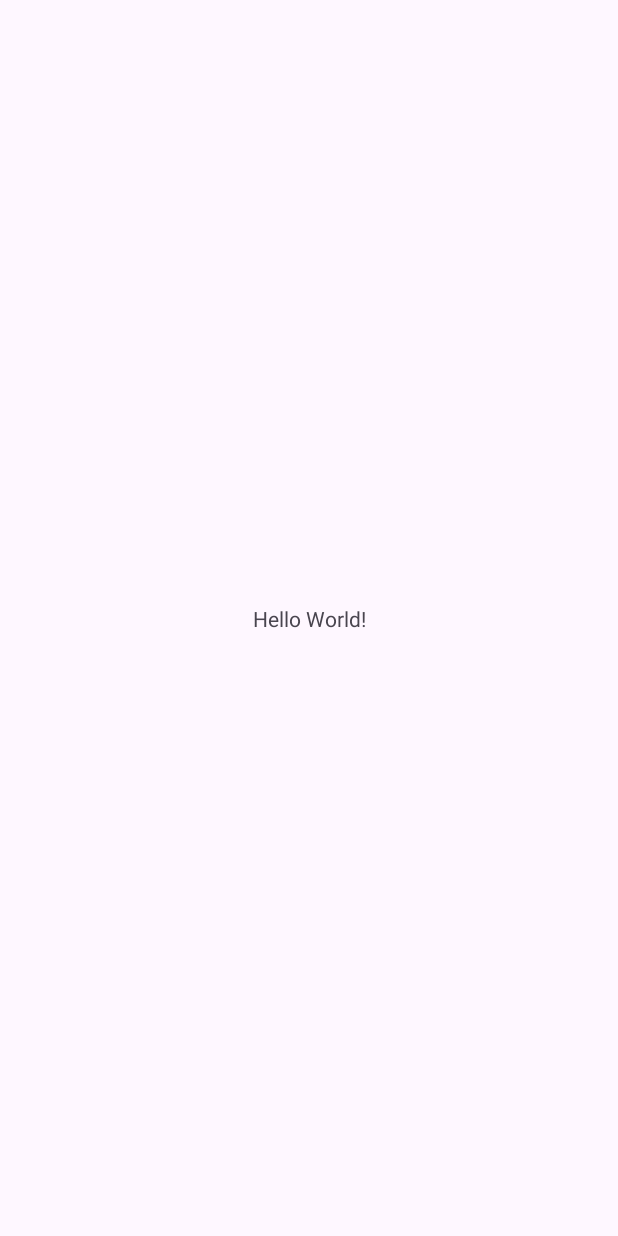
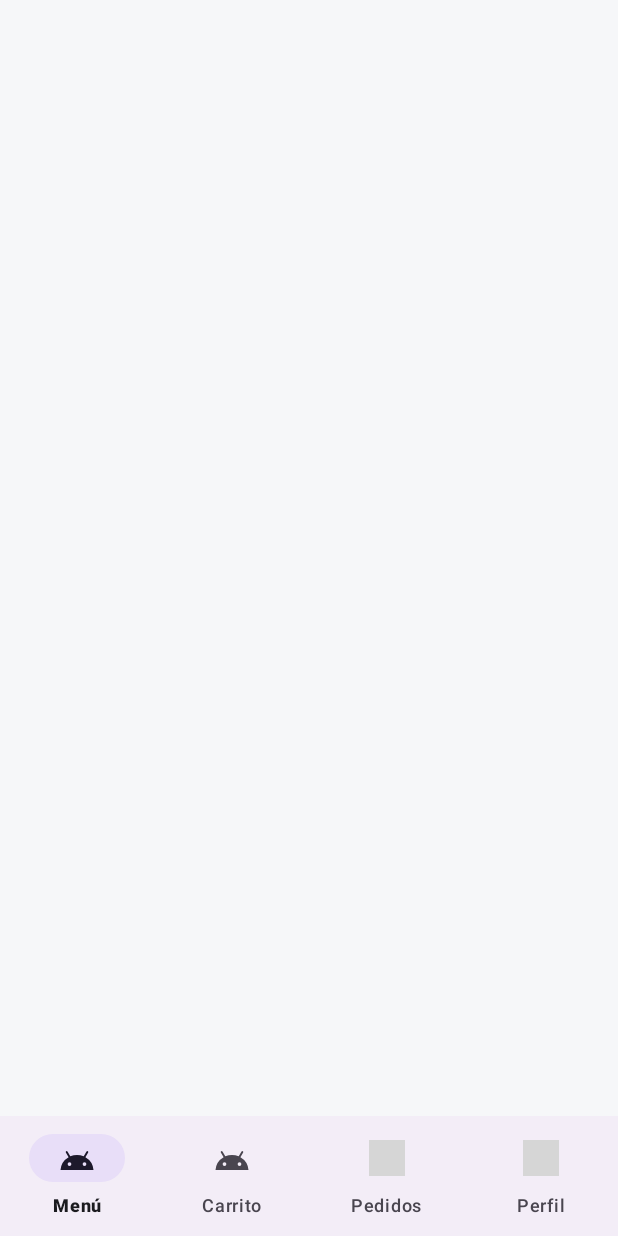
Before and after one commit to VladyThrash/App_Android_Comedor_Universitario_UV, an Android app: the screen it shows after launch (MainActivity), on a phone screen of 412 x 824 dp. Before the commit the screen is almost empty. Run offline under Robolectric (Android 15) with nearby library versions, the phone set to English and light mode, and no system bars; grey boxes are pictures that could not be loaded.

Commit message:
feat(ui): agregar vistas base de login, menu y navegacion inferior

```diff
--- a/app/build.gradle.kts
+++ b/app/build.gradle.kts
@@ -6,6 +6,9 @@ android {
     namespace = "com.example.comedor_universitario_uv"
     compileSdk {
         version = release(37)
+        buildFeatures {
+            viewBinding = true
+        }
     }
 
     defaultConfig {
@@ -40,4 +43,7 @@ dependencies {
     testImplementation(libs.junit)
     androidTestImplementation(libs.androidx.espresso.core)
     androidTestImplementation(libs.androidx.junit)
+    implementation("androidx.recyclerview:recyclerview:1.3.2")
+    implementation("androidx.navigation:navigation-fragment-ktx:2.7.7")
+    implementation("androidx.navigation:navigation-ui-ktx:2.7.7")
 }
--- /dev/null
+++ b/app/src/main/res/drawable/ic_carrito.xml
@@ -0,0 +1,20 @@
+<!--
+  ~ Copyright (C) 2026 The Android Open Source Project
+  ~
+  ~ Licensed under the Apache License, Version 2.0 (the "License");
+  ~ you may not use this file except in compliance with the License.
+  ~ You may obtain a copy of the License at
+  ~
+  ~      http://www.apache.org/licenses/LICENSE-2.0
+  ~
+  ~ Unless required by applicable law or agreed to in writing, software
+  ~ distributed under the License is distributed on an "AS IS" BASIS,
+  ~ WITHOUT WARRANTIES OR CONDITIONS OF ANY KIND, either express or implied.
+  ~ See the License for the specific language governing permissions and
+  ~ limitations under the License.
+  -->
+<vector xmlns:android="http://schemas.android.com/apk/res/android" android:height="24dp" android:tint="#000000" android:viewportHeight="24" android:viewportWidth="24" android:width="24dp">
+
+    <path android:fillColor="#FF000000" android:pathData="M17.6,11.48 L19.44,8.3a0.63,0.63 0,0 0,-1.09 -0.63l-1.88,3.24a11.43,11.43 0,0 0,-8.94 0L5.65,7.67a0.63,0.63 0,0 0,-1.09 0.63L6.4,11.48A10.81,10.81 0,0 0,1 20L23,20A10.81,10.81 0,0 0,17.6 11.48ZM7,17.25A1.25,1.25 0,1 1,8.25 16,1.25 1.25,0 0,1 7,17.25ZM17,17.25A1.25,1.25 0,1 1,18.25 16,1.25 1.25,0 0,1 17,17.25Z"/>
+
+</vector>
--- /dev/null
+++ b/app/src/main/res/drawable/ic_menu_comida.xml
@@ -0,0 +1,20 @@
+<!--
+  ~ Copyright (C) 2026 The Android Open Source Project
+  ~
+  ~ Licensed under the Apache License, Version 2.0 (the "License");
+  ~ you may not use this file except in compliance with the License.
+  ~ You may obtain a copy of the License at
+  ~
+  ~      http://www.apache.org/licenses/LICENSE-2.0
+  ~
+  ~ Unless required by applicable law or agreed to in writing, software
+  ~ distributed under the License is distributed on an "AS IS" BASIS,
+  ~ WITHOUT WARRANTIES OR CONDITIONS OF ANY KIND, either express or implied.
+  ~ See the License for the specific language governing permissions and
+  ~ limitations under the License.
+  -->
+<vector xmlns:android="http://schemas.android.com/apk/res/android" android:height="24dp" android:tint="#000000" android:viewportHeight="24" android:viewportWidth="24" android:width="24dp">
+
+    <path android:fillColor="#FF000000" android:pathData="M17.6,11.48 L19.44,8.3a0.63,0.63 0,0 0,-1.09 -0.63l-1.88,3.24a11.43,11.43 0,0 0,-8.94 0L5.65,7.67a0.63,0.63 0,0 0,-1.09 0.63L6.4,11.48A10.81,10.81 0,0 0,1 20L23,20A10.81,10.81 0,0 0,17.6 11.48ZM7,17.25A1.25,1.25 0,1 1,8.25 16,1.25 1.25,0 0,1 7,17.25ZM17,17.25A1.25,1.25 0,1 1,18.25 16,1.25 1.25,0 0,1 17,17.25Z"/>
+
+</vector>
--- a/app/src/main/res/layout/activity_main.xml
+++ b/app/src/main/res/layout/activity_main.xml
@@ -1,19 +1,31 @@
 <?xml version="1.0" encoding="utf-8"?>
-<androidx.constraintlayout.widget.ConstraintLayout xmlns:android="http://schemas.android.com/apk/res/android"
+<androidx.constraintlayout.widget.ConstraintLayout
+    xmlns:android="http://schemas.android.com/apk/res/android"
     xmlns:app="http://schemas.android.com/apk/res-auto"
-    xmlns:tools="http://schemas.android.com/tools"
     android:id="@+id/main"
     android:layout_width="match_parent"
-    android:layout_height="match_parent"
-    tools:context=".MainActivity">
+    android:layout_height="match_parent">
 
-    <TextView
-        android:layout_width="wrap_content"
-        android:layout_height="wrap_content"
-        android:text="Hello World!"
-        app:layout_constraintBottom_toBottomOf="parent"
-        app:layout_constraintEnd_toEndOf="parent"
-        app:layout_constraintStart_toStartOf="parent"
-        app:layout_constraintTop_toTopOf="parent" />
+<!-- Agrega app:navGraph="@navigation/nav_graph" cuando exista el grafo de navegación -->
+<androidx.fragment.app.FragmentContainerView
+    android:id="@+id/navHostFragment"
+    android:name="androidx.navigation.fragment.NavHostFragment"
+    android:layout_width="0dp"
+    android:layout_height="0dp"
+    app:defaultNavHost="true"
+    app:layout_constraintBottom_toTopOf="@id/bottomNav"
+    app:layout_constraintEnd_toEndOf="parent"
+    app:layout_constraintStart_toStartOf="parent"
+    app:layout_constraintTop_toTopOf="parent" />
+
+<com.google.android.material.bottomnavigation.BottomNavigationView
+    android:id="@+id/bottomNav"
+    android:layout_width="0dp"
+    android:layout_height="wrap_content"
+    app:labelVisibilityMode="labeled"
+    app:layout_constraintBottom_toBottomOf="parent"
+    app:layout_constraintEnd_toEndOf="parent"
+    app:layout_constraintStart_toStartOf="parent"
+    app:menu="@menu/menu_bottom_nav" />
 
 </androidx.constraintlayout.widget.ConstraintLayout>
--- /dev/null
+++ b/app/src/main/res/menu/menu_bottom_nav.xml
@@ -0,0 +1,20 @@
+<?xml version="1.0" encoding="utf-8"?>
+<!-- Los id deben coincidir con los destinos del nav_graph para usar setupWithNavController -->
+<menu xmlns:android="http://schemas.android.com/apk/res/android">
+    <item
+        android:id="@+id/menuFragment"
+        android:icon="@drawable/ic_menu_comida"
+        android:title="@string/nav_menu" />
+    <item
+        android:id="@+id/carritoFragment"
+        android:icon="@drawable/ic_carrito"
+        android:title="@string/nav_carrito" />
+    <item
+        android:id="@+id/pedidosFragment"
+        android:icon="@drawable/ic_pedidos"
+        android:title="@string/nav_pedidos" />
+    <item
+        android:id="@+id/perfilFragment"
+        android:icon="@drawable/ic_perfil"
+        android:title="@string/nav_perfil" />
+</menu>
--- a/app/src/main/res/values/colors.xml
+++ b/app/src/main/res/values/colors.xml
@@ -1,5 +1,14 @@
 <?xml version="1.0" encoding="utf-8"?>
 <resources>
-    <color name="black">#FF000000</color>
-    <color name="white">#FFFFFFFF</color>
+    <!-- Paleta definida en la Fase 1 -->
+    <color name="uv_primary">#1F4E8C</color>
+    <color name="uv_on_primary">#FFFFFF</color>
+    <color name="uv_secondary">#F2A900</color>
+    <color name="uv_on_secondary">#1B1B1F</color>
+    <color name="uv_background">#F6F7F9</color>
+    <color name="uv_surface">#FFFFFF</color>
+    <color name="uv_text">#1B1B1F</color>
+    <color name="uv_text_secondary">#5F6368</color>
+    <color name="uv_success">#2E7D32</color>
+    <color name="uv_error">#B3261E</color>
 </resources>
--- a/app/src/main/res/values/themes.xml
+++ b/app/src/main/res/values/themes.xml
@@ -1,8 +1,16 @@
 <resources xmlns:tools="http://schemas.android.com/tools">
     <!-- Base application theme. -->
     <style name="Base.Theme.Comedor_Universitario_UV" parent="Theme.Material3.DayNight.NoActionBar">
-        <!-- Customize your light theme here. -->
-        <!-- <item name="colorPrimary">@color/my_light_primary</item> -->
+        <item name="colorPrimary">@color/uv_primary</item>
+        <item name="colorOnPrimary">@color/uv_on_primary</item>
+        <item name="colorSecondary">@color/uv_secondary</item>
+        <item name="colorOnSecondary">@color/uv_on_secondary</item>
+        <item name="colorSurface">@color/uv_surface</item>
+        <item name="colorOnSurface">@color/uv_text</item>
+        <item name="colorError">@color/uv_error</item>
+        <item name="android:colorBackground">@color/uv_background</item>
+        <item name="android:statusBarColor">@color/uv_primary</item>
+        <item name="android:fontFamily">sans-serif</item>
     </style>
 
     <style name="Theme.Comedor_Universitario_UV" parent="Base.Theme.Comedor_Universitario_UV" />
```
Also changed, not shown: app/src/main/res/drawable/baseline_restaurant_menu_24.xml (added, +20 -0 lines), app/src/main/res/drawable/outline_article_person_24.xml (added, +20 -0 lines), app/src/main/res/layout/fragment_login.xml (added, +128 -0 lines), app/src/main/res/layout/fragment_menu.xml (added, +115 -0 lines), app/src/main/res/layout/item_platillo.xml (added, +80 -0 lines), app/src/main/res/values/strings.xml (+25 -1 lines).
